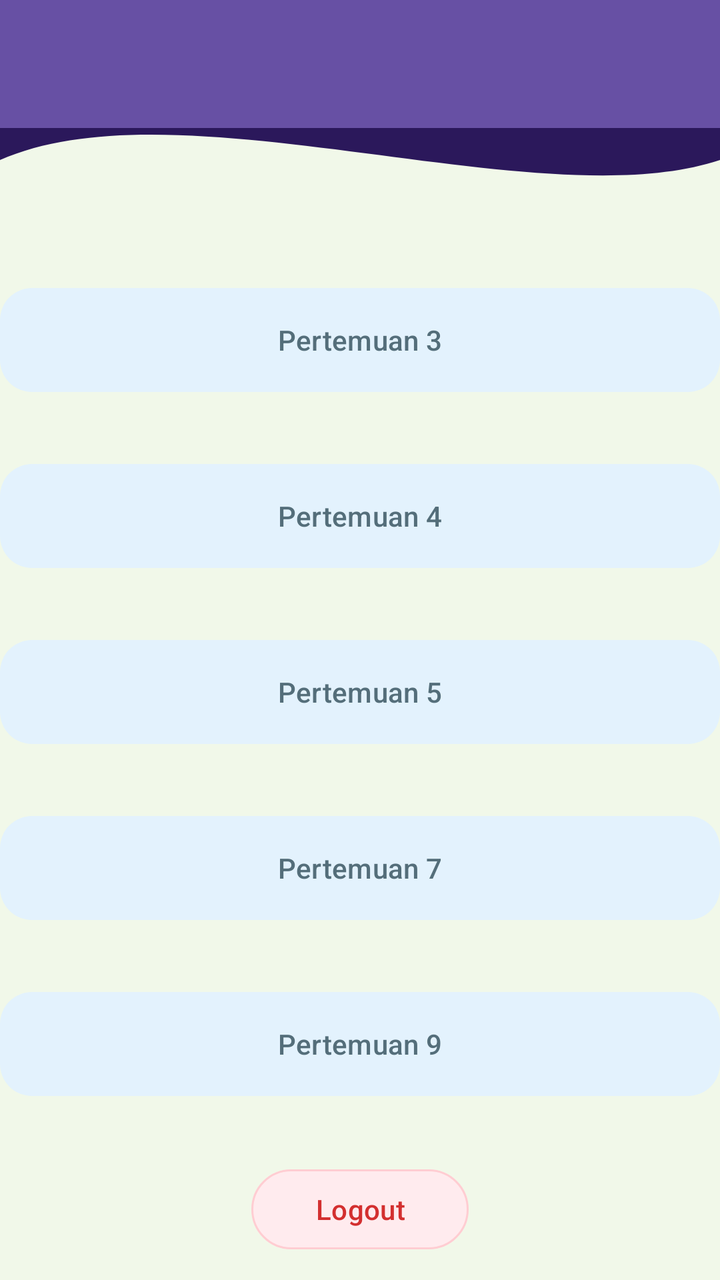
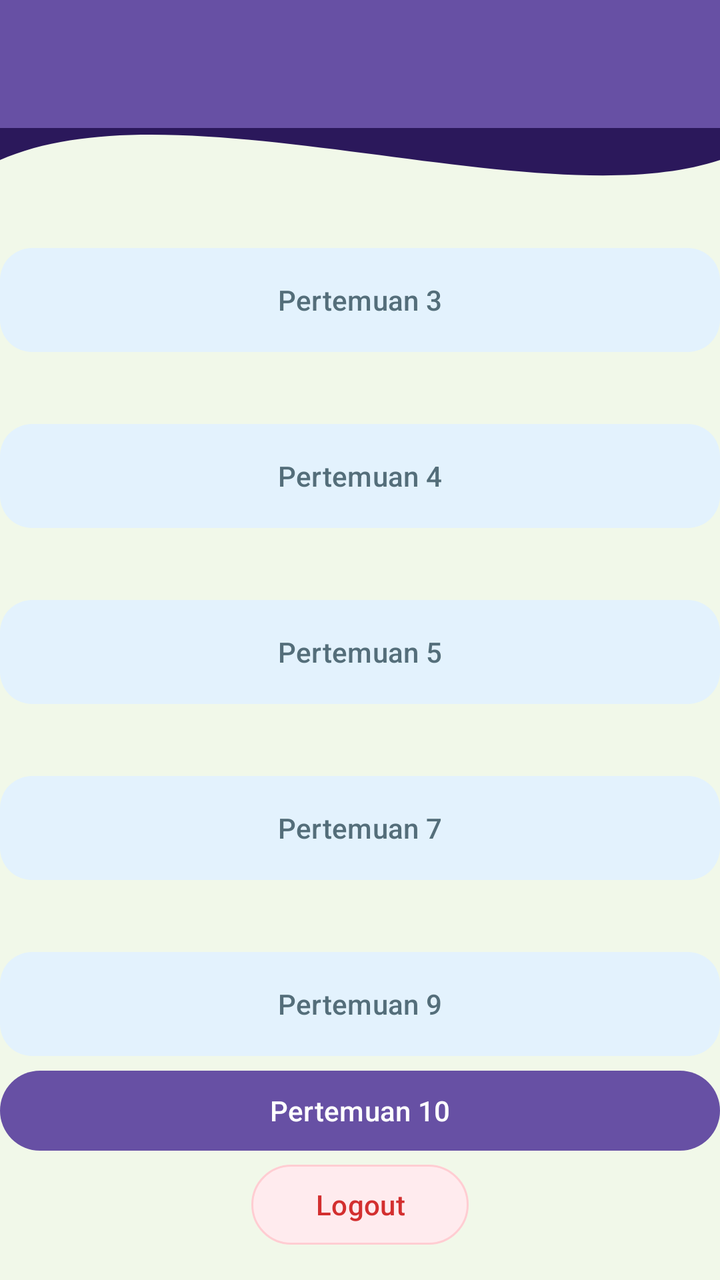

The first picture is an Android layout as it rendered before a commit; the second is the same layout after the commit. The layout source and the unified diff follow.
<!-- AndroidManifest.xml: application theme Theme.PaniApps -->
<!-- res/layout/fragment_home.xml -->
<?xml version="1.0" encoding="utf-8"?>
<androidx.constraintlayout.widget.ConstraintLayout xmlns:android="http://schemas.android.com/apk/res/android"
    xmlns:tools="http://schemas.android.com/tools"
    android:layout_width="match_parent"
    android:layout_height="match_parent"
    xmlns:app="http://schemas.android.com/apk/res-auto"
    android:background="#F1F8E9"
    tools:context=".Home.HomeFragment">


    

    <View
        android:id="@+id/background_header"
        android:layout_width="0dp"
        android:layout_height="200dp"
        android:background="@drawable/bg_header_wave"
        app:layout_constraintStart_toStartOf="parent"
        app:layout_constraintEnd_toEndOf="parent"
        app:layout_constraintTop_toTopOf="parent"/>

    <androidx.appcompat.widget.Toolbar
        android:id="@+id/toolbar"
        android:layout_width="match_parent"
        android:layout_height="?attr/actionBarSize"
        android:background="?attr/colorPrimary"
        app:layout_constraintEnd_toEndOf="parent"
        app:layout_constraintStart_toStartOf="parent"
        app:layout_constraintTop_toTopOf="parent"
        app:layout_scrollFlags="scroll|enterAlways"
        app:subtitleTextColor="@android:color/white"
        app:titleTextColor="@android:color/white" />

    <Button
        android:id="@+id/btnToThird"
        android:layout_width="0dp"
        android:layout_height="60dp"
        android:layout_marginTop="140dp"
        android:elevation="2dp"
        android:text="Pertemuan 3"
        android:textAllCaps="false"
        android:textColor="#546E7A"
        app:backgroundTint="#E3F2FD"
        app:cornerRadius="16dp"
        app:layout_constraintEnd_toEndOf="parent"
        app:layout_constraintHorizontal_bias="0.0"
        app:layout_constraintStart_toStartOf="parent"
        app:layout_constraintTop_toTopOf="parent" />

    <Button
        android:id="@+id/btnToFourth"
        android:layout_width="0dp"
        android:layout_height="60dp"
        android:layout_marginTop="28dp"
        android:elevation="2dp"
        android:text="Pertemuan 4"
        android:textAllCaps="false"
        android:textColor="#546E7A"
        app:backgroundTint="#E3F2FD"
        app:cornerRadius="16dp"
        app:layout_constraintEnd_toEndOf="parent"
        app:layout_constraintHorizontal_bias="0.0"
        app:layout_constraintStart_toStartOf="parent"
        app:layout_constraintTop_toBottomOf="@+id/btnToThird" />

    <Button
        android:id="@+id/btnToFifth"
        android:layout_width="0dp"
        android:layout_height="60dp"
        android:layout_marginTop="28dp"
        android:elevation="2dp"
        android:text="Pertemuan 5"
        android:textAllCaps="false"
        android:textColor="#546E7A"
        app:backgroundTint="#E3F2FD"
        app:cornerRadius="16dp"
        app:layout_constraintEnd_toEndOf="parent"
        app:layout_constraintHorizontal_bias="0.0"
        app:layout_constraintStart_toStartOf="parent"
        app:layout_constraintTop_toBottomOf="@+id/btnToFourth" />

    <Button
        android:id="@+id/btnToSeventh"
        android:layout_width="0dp"
        android:layout_height="60dp"
        android:layout_marginTop="28dp"
        android:elevation="2dp"
        android:text="Pertemuan 7"
        android:textAllCaps="false"
        android:textColor="#546E7A"
        app:backgroundTint="#E3F2FD"
        app:cornerRadius="16dp"
        app:layout_constraintEnd_toEndOf="parent"
        app:layout_constraintHorizontal_bias="0.0"
        app:layout_constraintStart_toStartOf="parent"
        app:layout_constraintTop_toBottomOf="@+id/btnToFifth" />

    <Button
        android:id="@+id/btnToNinth"
        android:layout_width="0dp"
        android:layout_height="60dp"
        android:layout_marginTop="28dp"
        android:elevation="2dp"
        android:text="Pertemuan 9"
        android:textAllCaps="false"
        android:textColor="#546E7A"
        app:backgroundTint="#E3F2FD"
        app:cornerRadius="16dp"
        app:layout_constraintEnd_toEndOf="parent"
        app:layout_constraintHorizontal_bias="0.0"
        app:layout_constraintStart_toStartOf="parent"
        app:layout_constraintTop_toBottomOf="@+id/btnToSeventh" />

    <Button
        android:id="@+id/btnLogout"
        android:layout_width="wrap_content"
        android:layout_height="wrap_content"
        android:layout_marginTop="28dp"
        android:paddingStart="32dp"
        android:paddingEnd="32dp"
        android:text="Logout"
        android:textAllCaps="false"
        android:textColor="#D32F2F"
        app:backgroundTint="#FFEBEE"
        app:cornerRadius="24dp"
        app:layout_constraintBottom_toBottomOf="parent"
        app:layout_constraintEnd_toEndOf="parent"
        app:layout_constraintStart_toStartOf="parent"
        app:layout_constraintTop_toBottomOf="@+id/btnToNinth"
        app:layout_constraintVertical_bias="0.069"
        app:strokeColor="#FFCDD2"
        app:strokeWidth="1dp" />


</androidx.constraintlayout.widget.ConstraintLayout>
<!-- resources referenced by this layout -->
<resources>
  <!-- drawable bg_header_wave (drawable) -->
  <vector xmlns:android="http://schemas.android.com/apk/res/android"
      android:width="100dp"
      android:height="100dp"
      android:viewportWidth="100"
      android:viewportHeight="100">
  
      
      <path
          android:fillColor="#2B185B"
          android:pathData="
              M0,0
              L100,0
              L100,40
              C 75,55
                25,20
                0,40
              Z" />
  </vector>
  <style name="Theme.PaniApps" parent="Base.Theme.PaniApps" />
  <style name="Base.Theme.PaniApps" parent="Theme.Material3.DayNight.NoActionBar">
          
          
      </style>
</resources>

<!-- the commit's change to res/layout/fragment_home.xml (unified diff, before → after) -->
@@ -35,7 +35,7 @@
         android:id="@+id/btnToThird"
         android:layout_width="0dp"
         android:layout_height="60dp"
-        android:layout_marginTop="140dp"
+        android:layout_marginTop="120dp"
         android:elevation="2dp"
         android:text="Pertemuan 3"
         android:textAllCaps="false"
@@ -127,9 +127,18 @@
         app:layout_constraintEnd_toEndOf="parent"
         app:layout_constraintStart_toStartOf="parent"
         app:layout_constraintTop_toBottomOf="@+id/btnToNinth"
-        app:layout_constraintVertical_bias="0.069"
+        app:layout_constraintVertical_bias="0.574"
         app:strokeColor="#FFCDD2"
         app:strokeWidth="1dp" />
 
+    <Button
+        android:id="@+id/btnToTenth"
+        android:layout_width="match_parent"
+        android:layout_height="wrap_content"
+        android:text="Pertemuan 10"
+        app:layout_constraintBottom_toTopOf="@+id/btnLogout"
+        app:layout_constraintTop_toBottomOf="@+id/btnToNinth"
+        tools:layout_editor_absoluteX="0dp" />
+
 
 </androidx.constraintlayout.widget.ConstraintLayout>
